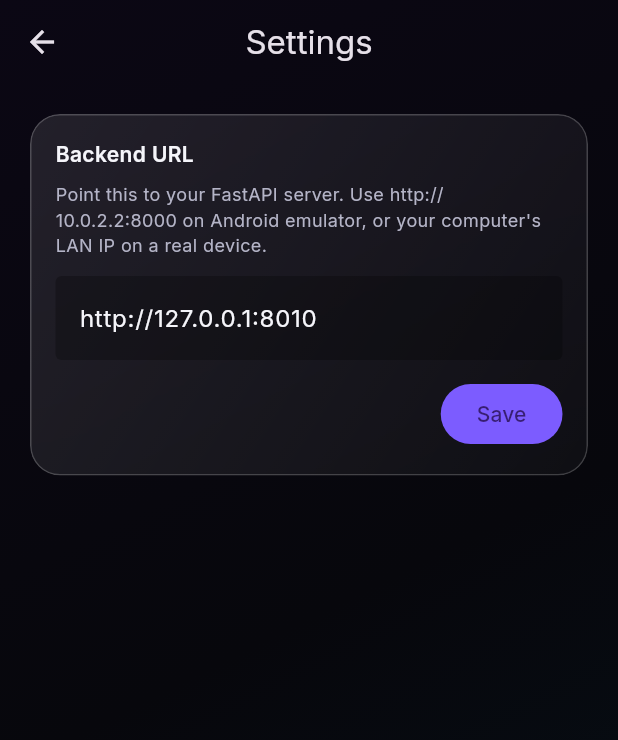
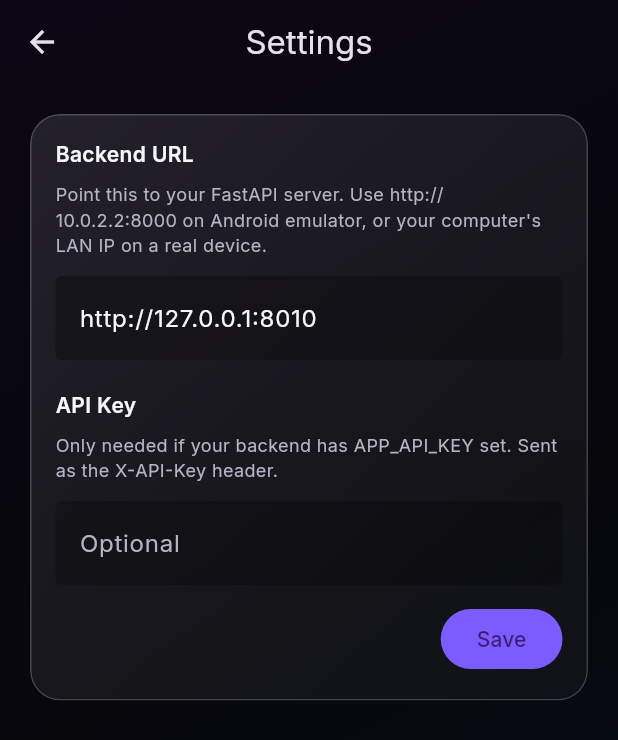
Before and after one commit to mzb000/Voice-Agent, a Flutter app: the screen it shows after launch, after a tap on the "settings" icon, on a phone screen of 412 x 824 dp. Shown: the top 740 px of the screen. Run offline on Flutter 3.47's test engine with Material 3 defaults, Android fonts, the phone set to English and light mode, and no system bars; our stand-ins replace dio, flutter_animate, google_fonts, just_audio, permission_handler, shared_preferences; missing offline and left inert: record.

Commit message:
Refactor settings screen to use separate controllers

```diff
--- a/flutter_app/lib/screens/settings_screen.dart
+++ b/flutter_app/lib/screens/settings_screen.dart
@@ -13,12 +13,28 @@ class SettingsScreen extends StatefulWidget {
 }
 
 class _SettingsScreenState extends State<SettingsScreen> {
-  late final TextEditingController _c;
+  late final TextEditingController _urlController;
+  late final TextEditingController _apiKeyController;
 
   @override
   void initState() {
     super.initState();
-    _c = TextEditingController(text: widget.currentBaseUrl);
+    _urlController = TextEditingController(text: widget.currentBaseUrl);
+    _apiKeyController = TextEditingController();
+    _loadApiKey();
+  }
+
+  Future<void> _loadApiKey() async {
+    final prefs = await SharedPreferences.getInstance();
+    final apiKey = prefs.getString('api_key') ?? '';
+    if (mounted) _apiKeyController.text = apiKey;
+  }
+
+  @override
+  void dispose() {
+    _urlController.dispose();
+    _apiKeyController.dispose();
+    super.dispose();
   }
 
   @override
@@ -47,7 +63,7 @@ class _SettingsScreenState extends State<SettingsScreen> {
                       ),
                       const SizedBox(height: 12),
                       TextField(
-                        controller: _c,
+                        controller: _urlController,
                         style: const TextStyle(color: AppColors.textPrimary),
                         decoration: const InputDecoration(
                           filled: true,
@@ -57,14 +73,35 @@ class _SettingsScreenState extends State<SettingsScreen> {
                           hintStyle: TextStyle(color: AppColors.textSecondary),
                         ),
                       ),
+                      const SizedBox(height: 20),
+                      const Text('API Key', style: TextStyle(fontWeight: FontWeight.w600)),
+                      const SizedBox(height: 8),
+                      const Text(
+                        'Only needed if your backend has APP_API_KEY set. Sent as the X-API-Key header.',
+                        style: TextStyle(color: AppColors.textSecondary, fontSize: 12),
+                      ),
+                      const SizedBox(height: 12),
+                      TextField(
+                        controller: _apiKeyController,
+                        obscureText: true,
+                        style: const TextStyle(color: AppColors.textPrimary),
+                        decoration: const InputDecoration(
+                          filled: true,
+                          fillColor: Colors.black26,
+                          border: OutlineInputBorder(borderSide: BorderSide.none),
+                          hintText: 'Optional',
+                          hintStyle: TextStyle(color: AppColors.textSecondary),
+                        ),
+                      ),
                       const SizedBox(height: 12),
                       Align(
                         alignment: Alignment.centerRight,
                         child: FilledButton(
                           onPressed: () async {
                             final prefs = await SharedPreferences.getInstance();
-                            await prefs.setString('backend_url', _c.text.trim());
-                            if (mounted) Navigator.of(context).pop(_c.text.trim());
+                            await prefs.setString('backend_url', _urlController.text.trim());
+                            await prefs.setString('api_key', _apiKeyController.text.trim());
+                            if (mounted) Navigator.of(context).pop(_urlController.text.trim());
                           },
                           child: const Text('Save'),
                         ),
```
